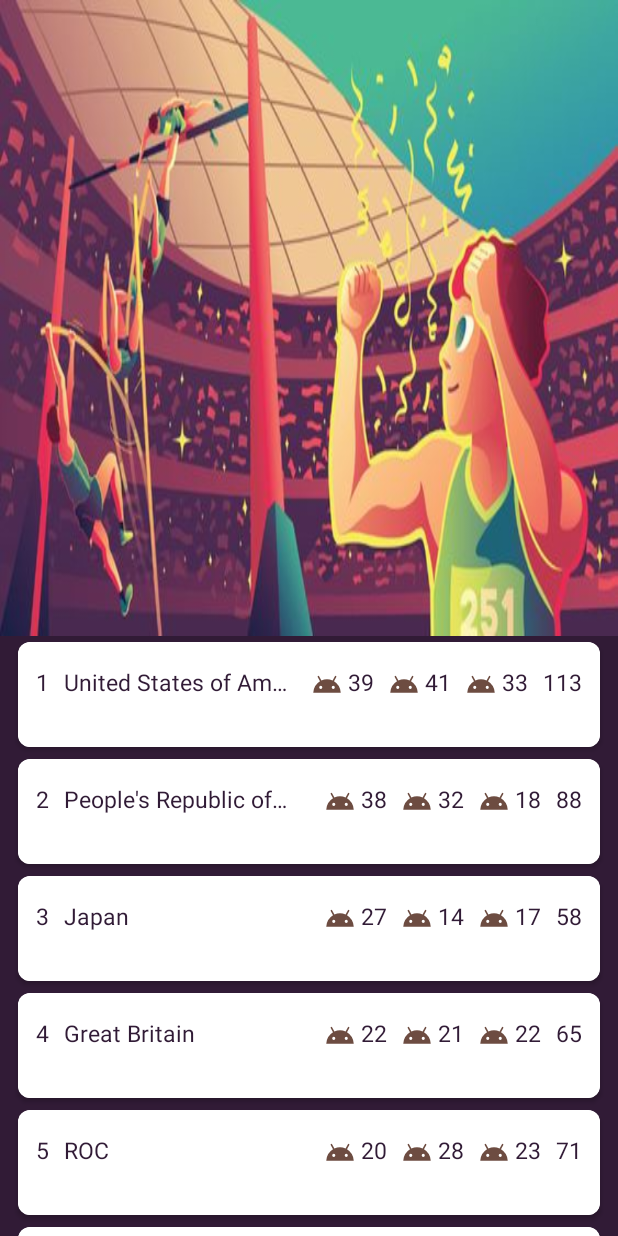
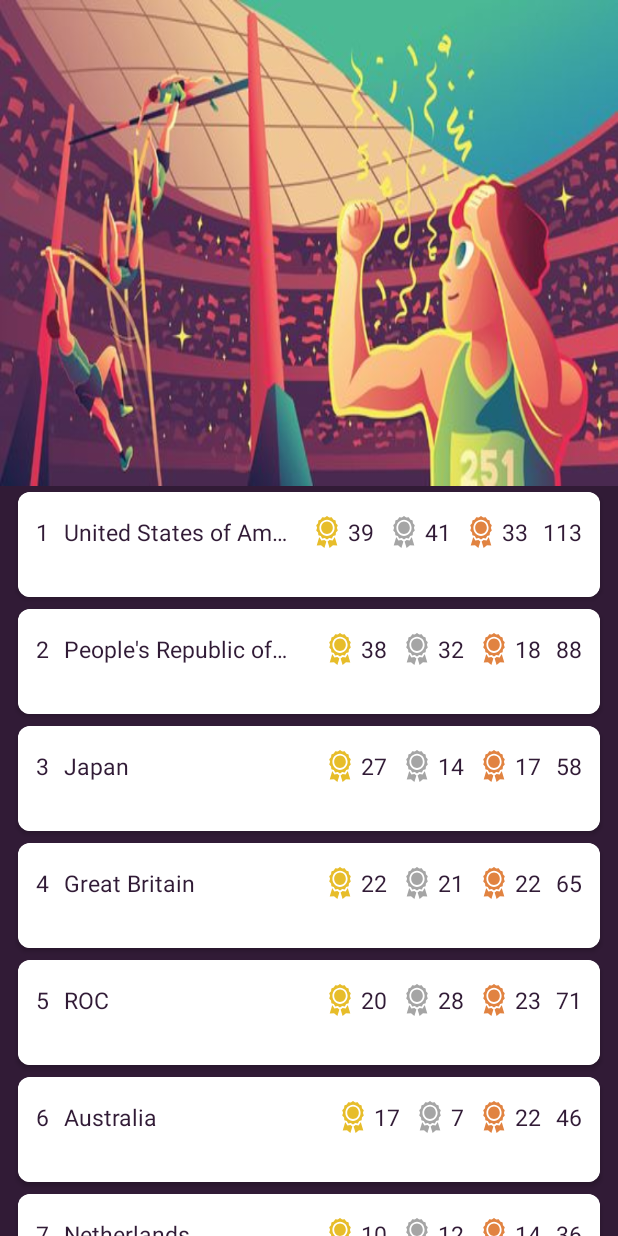
Before and after one commit to juck0/Tokyo_Olympics, an Android app: the screen it shows after launch (MainActivity), on a phone screen of 412 x 824 dp. Run offline under Robolectric (Android 15) with nearby library versions, the phone set to English and light mode, and no system bars.

Commit message:
add 3 medal drawable

```diff
--- /dev/null
+++ b/app/src/main/res/drawable/ic_bronze_medal.xml
@@ -0,0 +1,18 @@
+<vector xmlns:android="http://schemas.android.com/apk/res/android"
+    android:width="512dp"
+    android:height="512dp"
+    android:viewportWidth="512"
+    android:viewportHeight="512">
+  <path
+      android:pathData="m337.903,358.822 l23.413,-37.992 42.252,-14.41 4.681,-44.377 31.789,-31.295 -15.114,-42.006 15.114,-42.007 -31.788,-31.295 -4.681,-44.376 -42.252,-14.41 -23.413,-37.993 -44.285,5.347 -37.619,-24.008 -37.619,24.01 -44.284,-5.347 -23.413,37.992 -42.252,14.41 -4.681,44.376 -31.789,31.295 15.114,42.007 -15.114,42.007 31.788,31.294 4.681,44.377 42.252,14.41 23.413,37.992 44.285,-5.346 37.619,24.009 37.619,-24.009zM126.571,188.743c0,-71.367 58.062,-129.429 129.429,-129.429s129.429,58.062 129.429,129.429 -58.062,129.429 -129.429,129.429 -129.429,-58.062 -129.429,-129.429z"
+      android:fillColor="#e18341"/>
+  <path
+      android:pathData="m256,89.333c-54.815,0 -99.41,44.595 -99.41,99.41s44.595,99.41 99.41,99.41 99.41,-44.595 99.41,-99.41 -44.595,-99.41 -99.41,-99.41z"
+      android:fillColor="#e18341"/>
+  <path
+      android:pathData="m211.299,384.568 l-52.68,6.36 -27.833,-45.167 -9.462,-3.226 -40.813,127.566 73.475,-4.041 57.485,45.94 33.828,-105.732z"
+      android:fillColor="#e18341"/>
+  <path
+      android:pathData="m381.214,345.762 l-27.834,45.166 -52.679,-6.36 -34,21.7 33.828,105.732 57.485,-45.94 73.475,4.041 -40.813,-127.566z"
+      android:fillColor="#e18341"/>
+</vector>
--- /dev/null
+++ b/app/src/main/res/drawable/ic_gold_medal.xml
@@ -0,0 +1,18 @@
+<vector xmlns:android="http://schemas.android.com/apk/res/android"
+    android:width="512dp"
+    android:height="512dp"
+    android:viewportWidth="512"
+    android:viewportHeight="512">
+  <path
+      android:pathData="m337.903,358.822 l23.413,-37.992 42.252,-14.41 4.681,-44.377 31.789,-31.295 -15.114,-42.006 15.114,-42.007 -31.788,-31.295 -4.681,-44.376 -42.252,-14.41 -23.413,-37.993 -44.285,5.347 -37.619,-24.008 -37.619,24.01 -44.284,-5.347 -23.413,37.992 -42.252,14.41 -4.681,44.376 -31.789,31.295 15.114,42.007 -15.114,42.007 31.788,31.294 4.681,44.377 42.252,14.41 23.413,37.992 44.285,-5.346 37.619,24.009 37.619,-24.009zM126.571,188.743c0,-71.367 58.062,-129.429 129.429,-129.429s129.429,58.062 129.429,129.429 -58.062,129.429 -129.429,129.429 -129.429,-58.062 -129.429,-129.429z"
+      android:fillColor="#e7bd2a"/>
+  <path
+      android:pathData="m256,89.333c-54.815,0 -99.41,44.595 -99.41,99.41s44.595,99.41 99.41,99.41 99.41,-44.595 99.41,-99.41 -44.595,-99.41 -99.41,-99.41z"
+      android:fillColor="#e7bd2a"/>
+  <path
+      android:pathData="m211.299,384.568 l-52.68,6.36 -27.833,-45.167 -9.462,-3.226 -40.813,127.566 73.475,-4.041 57.485,45.94 33.828,-105.732z"
+      android:fillColor="#e7bd2a"/>
+  <path
+      android:pathData="m381.214,345.762 l-27.834,45.166 -52.679,-6.36 -34,21.7 33.828,105.732 57.485,-45.94 73.475,4.041 -40.813,-127.566z"
+      android:fillColor="#e7bd2a"/>
+</vector>
--- /dev/null
+++ b/app/src/main/res/drawable/ic_silver_medal.xml
@@ -0,0 +1,18 @@
+<vector xmlns:android="http://schemas.android.com/apk/res/android"
+    android:width="512dp"
+    android:height="512dp"
+    android:viewportWidth="512"
+    android:viewportHeight="512">
+  <path
+      android:pathData="m337.903,358.822 l23.413,-37.992 42.252,-14.41 4.681,-44.377 31.789,-31.295 -15.114,-42.006 15.114,-42.007 -31.788,-31.295 -4.681,-44.376 -42.252,-14.41 -23.413,-37.993 -44.285,5.347 -37.619,-24.008 -37.619,24.01 -44.284,-5.347 -23.413,37.992 -42.252,14.41 -4.681,44.376 -31.789,31.295 15.114,42.007 -15.114,42.007 31.788,31.294 4.681,44.377 42.252,14.41 23.413,37.992 44.285,-5.346 37.619,24.009 37.619,-24.009zM126.571,188.743c0,-71.367 58.062,-129.429 129.429,-129.429s129.429,58.062 129.429,129.429 -58.062,129.429 -129.429,129.429 -129.429,-58.062 -129.429,-129.429z"
+      android:fillColor="#a5a5a5"/>
+  <path
+      android:pathData="m256,89.333c-54.815,0 -99.41,44.595 -99.41,99.41s44.595,99.41 99.41,99.41 99.41,-44.595 99.41,-99.41 -44.595,-99.41 -99.41,-99.41z"
+      android:fillColor="#a5a5a5"/>
+  <path
+      android:pathData="m211.299,384.568 l-52.68,6.36 -27.833,-45.167 -9.462,-3.226 -40.813,127.566 73.475,-4.041 57.485,45.94 33.828,-105.732z"
+      android:fillColor="#a5a5a5"/>
+  <path
+      android:pathData="m381.214,345.762 l-27.834,45.166 -52.679,-6.36 -34,21.7 33.828,105.732 57.485,-45.94 73.475,4.041 -40.813,-127.566z"
+      android:fillColor="#a5a5a5"/>
+</vector>
--- a/app/src/main/res/layout/activity_main.xml
+++ b/app/src/main/res/layout/activity_main.xml
@@ -9,7 +9,7 @@
     >
     <ImageView
         android:layout_width="match_parent"
-        android:layout_height="00dp"
+        android:layout_height="0dp"
         android:background="@drawable/img"
         app:layout_constraintBottom_toTopOf="@+id/recycler_country"
         app:layout_constraintEnd_toEndOf="parent"
@@ -18,7 +18,7 @@
     <androidx.recyclerview.widget.RecyclerView
         android:id="@+id/recycler_country"
         android:layout_width="match_parent"
-        android:layout_height="400dp"
+        android:layout_height="500dp"
         android:orientation="vertical"
         android:background="#311b36"
         app:layoutManager="androidx.recyclerview.widget.LinearLayoutManager"
@@ -28,6 +28,4 @@
         app:spanCount="3"
         tools:listitem="@layout/item_country" />
 
-
-
 </androidx.constraintlayout.widget.ConstraintLayout>
--- a/app/src/main/res/layout/item_country.xml
+++ b/app/src/main/res/layout/item_country.xml
@@ -52,7 +52,7 @@
             android:layout_width="20dp"
             android:layout_height="0dp"
             android:layout_marginEnd="4dp"
-            android:background="@drawable/ic_android_black_24dp"
+            android:background="@drawable/ic_gold_medal"
             android:textColor="#361A3C"
             app:layout_constraintBottom_toBottomOf="@+id/total"
             app:layout_constraintEnd_toStartOf="@+id/gold_medal"
@@ -77,7 +77,7 @@
             android:layout_width="20dp"
             android:layout_height="0dp"
             android:layout_marginEnd="4dp"
-            android:background="@drawable/ic_android_black_24dp"
+            android:background="@drawable/ic_silver_medal"
             android:textColor="#311b36"
             app:layout_constraintBottom_toBottomOf="@+id/country_name"
             app:layout_constraintEnd_toStartOf="@+id/silver_medal"
@@ -102,7 +102,7 @@
             android:layout_width="20dp"
             android:layout_height="0dp"
             android:layout_marginEnd="4dp"
-            android:background="@drawable/ic_android_black_24dp"
+            android:background="@drawable/ic_bronze_medal"
             android:textColor="#311b36"
             app:layout_constraintBottom_toBottomOf="@+id/total"
             app:layout_constraintEnd_toStartOf="@+id/bronze_medal"
```
